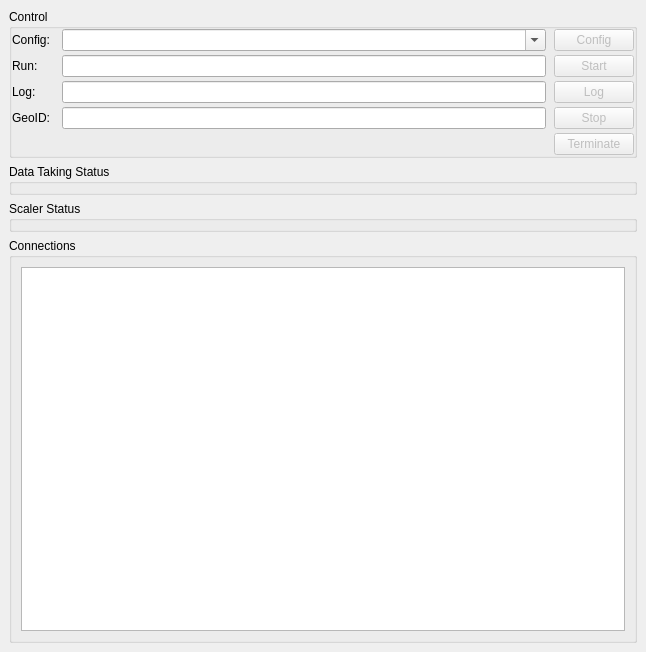
Before: the Qt Designer form gui/ui/euRun.ui in cdorfer/eudaq, drawn with Qt 5.
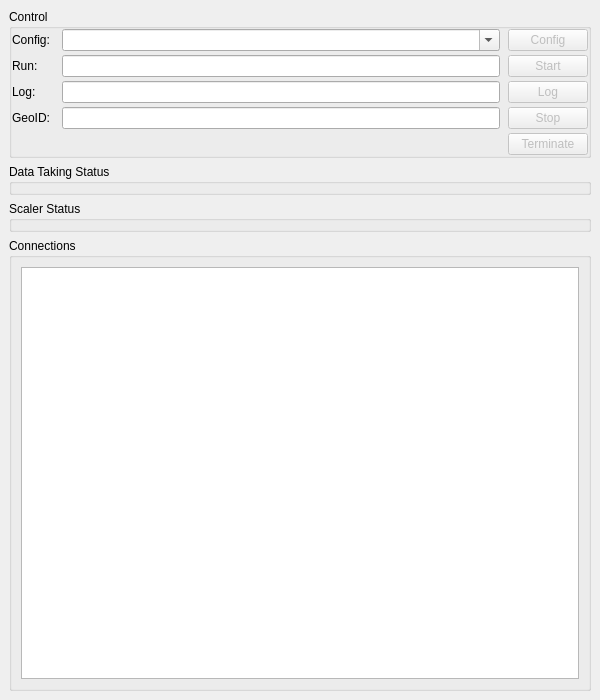
After: the same form once the commit is applied. Icons and pictures are not drawn.

Patch:
```diff
--- a/gui/ui/euRun.ui
+++ b/gui/ui/euRun.ui
@@ -9,10 +9,16 @@
    <rect>
     <x>0</x>
     <y>0</y>
-    <width>646</width>
-    <height>652</height>
+    <width>600</width>
+    <height>700</height>
    </rect>
   </property>
+  <property name="minimumSize">
+   <size>
+    <width>600</width>
+    <height>700</height>
+   </size>
+  </property>
   <property name="windowTitle">
    <string>eudaq Run Control</string>
   </property>
@@ -21,6 +27,12 @@
     <normaloff>../../images/Icon_euRun.png</normaloff>../../images/Icon_euRun.png</iconset>
   </property>
   <widget class="QWidget" name="centralwidget">
+   <property name="minimumSize">
+    <size>
+     <width>600</width>
+     <height>600</height>
+    </size>
+   </property>
    <layout class="QGridLayout" name="gridLayout_2">
     <item row="0" column="0">
      <widget class="QGroupBox" name="grpControl">
```
Left out of the diff: 2 changed lines with no effect on the pictures.
